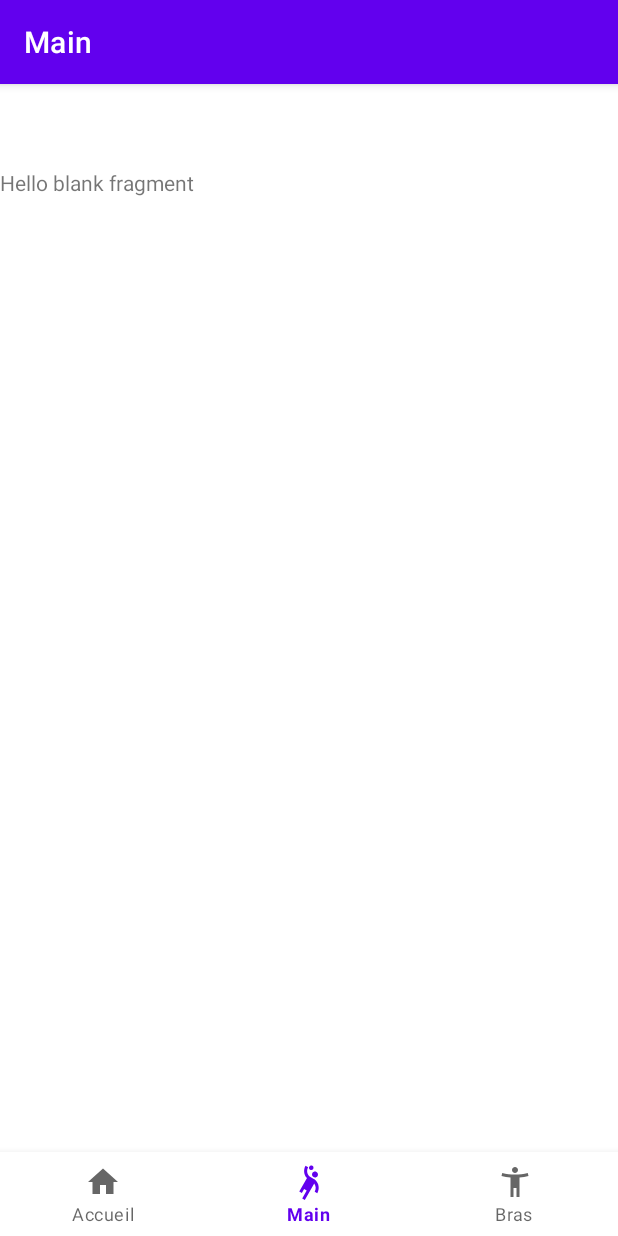
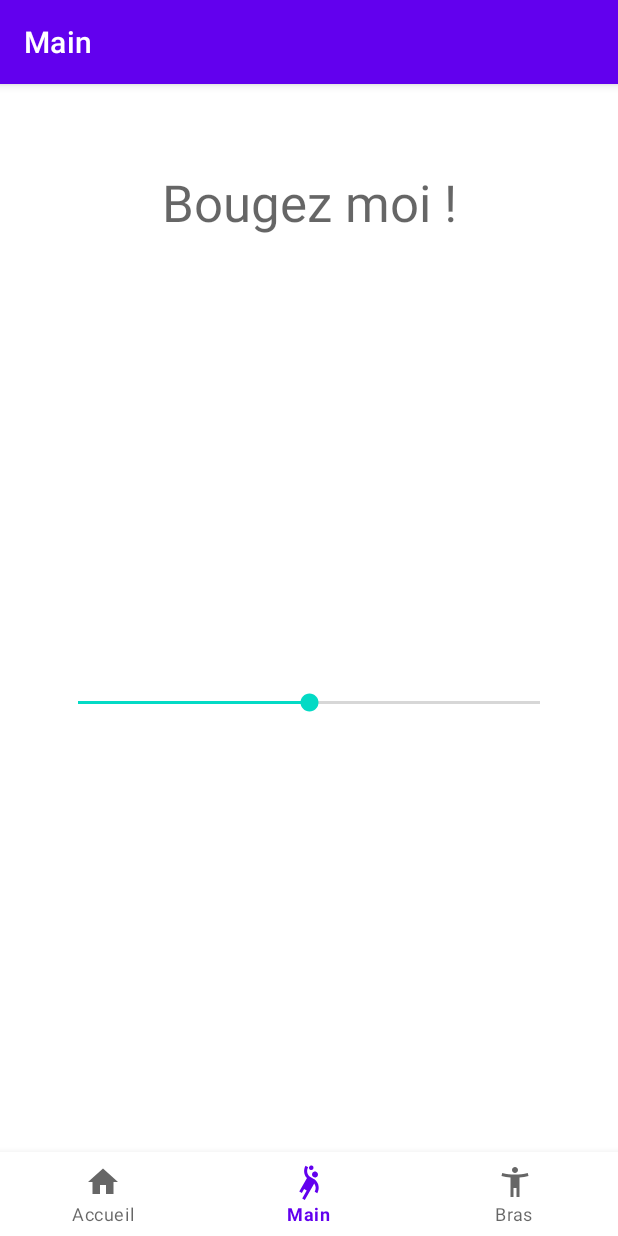
Before and after one commit to Jungack/robotic-arm-hand-app, an Android app: the Hand screen opened through its navigation route, on a phone screen of 412 x 824 dp. Run offline under Robolectric (Android 15) with nearby library versions, the phone set to English and light mode, and no system bars; our stand-ins replace navigation-ui; libraries missing offline, so code that uses them is left out: me.aflak.arduino; 3 statements that could not run were skipped.

Commit message:
Added control of motor SG90

```diff
--- a/app/build.gradle
+++ b/app/build.gradle
@@ -38,4 +38,5 @@ dependencies {
     implementation 'androidx.navigation:navigation-fragment:2.4.1'
     implementation 'androidx.navigation:navigation-ui:2.4.1'
     implementation 'androidx.legacy:legacy-support-v4:1.0.0'
+    implementation 'me.aflak.libraries:arduino:1.4.5'
 }
--- a/app/src/main/java/com/example/roboticarmhandapp/Hand.java
+++ b/app/src/main/java/com/example/roboticarmhandapp/Hand.java
@@ -1,64 +1,114 @@
 package com.example.roboticarmhandapp;
 
+import android.hardware.usb.UsbDevice;
 import android.os.Bundle;
 
 import androidx.fragment.app.Fragment;
 
+import android.os.Handler;
 import android.view.LayoutInflater;
 import android.view.View;
 import android.view.ViewGroup;
+import android.widget.SeekBar;
+import android.widget.TextView;
 
-/**
- * A simple {@link Fragment} subclass.
- * Use the {@link Hand#newInstance} factory method to
- * create an instance of this fragment.
- */
-public class Hand extends Fragment {
+import java.math.BigInteger;
 
-    // TODO: Rename parameter arguments, choose names that match
-    // the fragment initialization parameters, e.g. ARG_ITEM_NUMBER
-    private static final String ARG_PARAM1 = "param1";
-    private static final String ARG_PARAM2 = "param2";
+import me.aflak.arduino.Arduino;
+import me.aflak.arduino.ArduinoListener;
 
-    // TODO: Rename and change types of parameters
-    private String mParam1;
-    private String mParam2;
+public class Hand extends Fragment implements ArduinoListener {
+
+    SeekBar HandSeekBar;
+    TextView HandAngleIndicator;
+    private Arduino arduino;
+    byte seeked;
+    byte[] sendSeeked = new byte[1];
 
     public Hand() {
         // Required empty public constructor
-    }
-
-    /**
-     * Use this factory method to create a new instance of
-     * this fragment using the provided parameters.
-     *
-     * @param param1 Parameter 1.
-     * @param param2 Parameter 2.
-     * @return A new instance of fragment Hand.
-     */
-    // TODO: Rename and change types and number of parameters
-    public static Hand newInstance(String param1, String param2) {
-        Hand fragment = new Hand();
-        Bundle args = new Bundle();
-        args.putString(ARG_PARAM1, param1);
-        args.putString(ARG_PARAM2, param2);
-        fragment.setArguments(args);
-        return fragment;
-    }
-
-    @Override
-    public void onCreate(Bundle savedInstanceState) {
-        super.onCreate(savedInstanceState);
-        if (getArguments() != null) {
-            mParam1 = getArguments().getString(ARG_PARAM1);
-            mParam2 = getArguments().getString(ARG_PARAM2);
-        }
     }
 
     @Override
     public View onCreateView(LayoutInflater inflater, ViewGroup container,
                              Bundle savedInstanceState) {
         // Inflate the layout for this fragment
-        return inflater.inflate(R.layout.fragment_hand, container, false);
+        View v = inflater.inflate(R.layout.fragment_hand, container, false);
+
+        // Declaration des views
+        HandSeekBar = v.findViewById(R.id.HandSeekBar);
+        HandAngleIndicator = v.findViewById(R.id.HandAngleIndicator);
+        arduino = new Arduino(getActivity());
+        arduino.addVendorId(2341);
+
+        HandSeekBar.setMax(180);
+        HandSeekBar.setProgress(90);
+
+        HandAngleIndicator.setText("Bougez moi !");
+
+        HandSeekBar.setOnSeekBarChangeListener(new SeekBar.OnSeekBarChangeListener() {
+            @Override
+            public void onProgressChanged(SeekBar seekBar, int i, boolean b) {
+                int adjust = (int) (i / 2);
+                int newi = adjust * 2;
+                HandSeekBar.setProgress(newi);
+                seeked = (byte) adjust; // byte prend des valeurs entre -128 et 127
+                sendSeeked[0] = seeked;
+                HandAngleIndicator.setText("Angle du moteur : " + newi);
+            }
+
+            @Override
+            public void onStartTrackingTouch(SeekBar seekBar) {
+
+            }
+
+            @Override
+            public void onStopTrackingTouch(SeekBar seekBar) {
+                arduino.send(sendSeeked);
+            }
+        });
+
+        return v;
     }
+
+    @Override
+    public void onStart() {
+        super.onStart();
+        arduino.setArduinoListener(this);
+    }
+
+    @Override
+    public void onDestroy() {
+        super.onDestroy();
+        arduino.unsetArduinoListener();
+        arduino.close();
+    }
+
+    @Override
+    public void onArduinoAttached(UsbDevice device) {
+        HandAngleIndicator.setText("Arduino connecté !");
+        arduino.open(device);
+    }
+
+    @Override
+    public void onArduinoDetached() {
+        HandAngleIndicator.setText("Arduino déconnecté");
+    }
+
+    @Override
+    public void onArduinoMessage(byte[] bytes) {
+
+    }
+
+    @Override
+    public void onArduinoOpened() {
+
+    }
+
+    @Override
+    public void onUsbPermissionDenied() {
+        HandAngleIndicator.setText("Permission denied. Attempting again in 3 sec...");
+        new Handler().postDelayed(() -> arduino.reopen(), 3000);
+    }
+
 }
--- a/app/src/main/res/layout/fragment_arm.xml
+++ b/app/src/main/res/layout/fragment_arm.xml
@@ -9,6 +9,6 @@
     <TextView
         android:layout_width="match_parent"
         android:layout_height="match_parent"
-        android:text="@string/hello_blank_fragment" />
+        android:text="@string/title_arm" />
 
 </FrameLayout>
--- a/app/src/main/res/layout/fragment_hand.xml
+++ b/app/src/main/res/layout/fragment_hand.xml
@@ -1,14 +1,29 @@
 <?xml version="1.0" encoding="utf-8"?>
-<FrameLayout xmlns:android="http://schemas.android.com/apk/res/android"
+<androidx.constraintlayout.widget.ConstraintLayout xmlns:android="http://schemas.android.com/apk/res/android"
+    xmlns:app="http://schemas.android.com/apk/res-auto"
     xmlns:tools="http://schemas.android.com/tools"
+    android:id="@+id/frameLayout"
     android:layout_width="match_parent"
     android:layout_height="match_parent"
     tools:context=".Hand">
 
     <!-- TODO: Update blank fragment layout -->
+
     <TextView
+        android:id="@+id/HandAngleIndicator"
         android:layout_width="match_parent"
         android:layout_height="match_parent"
-        android:text="@string/hello_blank_fragment" />
+        android:text="@string/app_name"
+        android:textAlignment="center"
+        android:textAppearance="@style/TextAppearance.AppCompat.Display1" />
 
-</FrameLayout>
+    <SeekBar
+        android:id="@+id/HandSeekBar"
+        android:layout_width="340dp"
+        android:layout_height="14dp"
+        app:layout_constraintBottom_toBottomOf="parent"
+        app:layout_constraintEnd_toEndOf="parent"
+        app:layout_constraintStart_toStartOf="parent"
+        app:layout_constraintTop_toTopOf="parent" />
+
+</androidx.constraintlayout.widget.ConstraintLayout>
--- a/settings.gradle
+++ b/settings.gradle
@@ -1,3 +1,5 @@
+import org.gradle.api.initialization.resolve.RepositoriesMode
+
 pluginManagement {
     repositories {
         gradlePluginPortal()
@@ -6,10 +8,12 @@ pluginManagement {
     }
 }
 dependencyResolutionManagement {
-    repositoriesMode.set(RepositoriesMode.FAIL_ON_PROJECT_REPOS)
+    repositoriesMode.set(RepositoriesMode.FAIL_ON_PROJECT_REPOS) // Modifié pour importer la librairie Arduino
     repositories {
         google()
         mavenCentral()
+        jcenter()
+        maven { url "https://jitpack.io" }
     }
 }
 rootProject.name = "Robotic Arm & Hand App"
```
Also changed, not shown: 1 other file.
